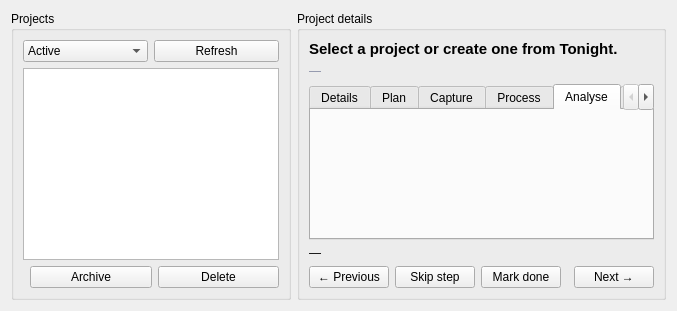
Old version of the form nightscribe/gui/ui/projects_tab.ui in the repository irydeo/nightscribe.
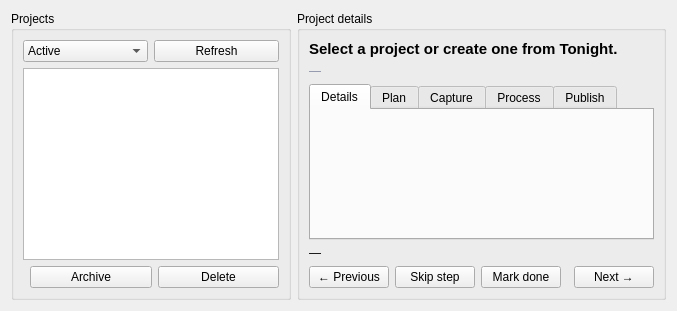
New version of the form. The open tabs and pages were chosen to show the change.

Commit message:
Projects hub: drop the redundant Analyse step (5 -> 4 steps, ADR-019 review 2026-08-28)
The Analyse step only ever rendered the SN blink (moved into Process)
and an Explore button that duplicated the Details tab. STEPS drops to
four, the v1->2 migration removes analyse rows (handing 'current' to
publish when a project was parked there), the UI loses tab_analyse,
the stepper shows /4, and the Tools-menu Explore dialog stays.

```diff
--- a/nightscribe/gui/ui/projects_tab.ui
+++ b/nightscribe/gui/ui/projects_tab.ui
@@ -73,10 +73,7 @@
          <attribute name="title"><string>Process</string></attribute>
          <layout class="QVBoxLayout" name="processLayout"/>
         </widget>
-        <widget class="QWidget" name="tab_analyse">
-         <attribute name="title"><string>Analyse</string></attribute>
-         <layout class="QVBoxLayout" name="analyseLayout"/>
-        </widget>
+
         <widget class="QWidget" name="tab_publish">
          <attribute name="title"><string>Publish</string></attribute>
          <layout class="QVBoxLayout" name="publishLayout"/>
```
The commit also changes 11 other files.
